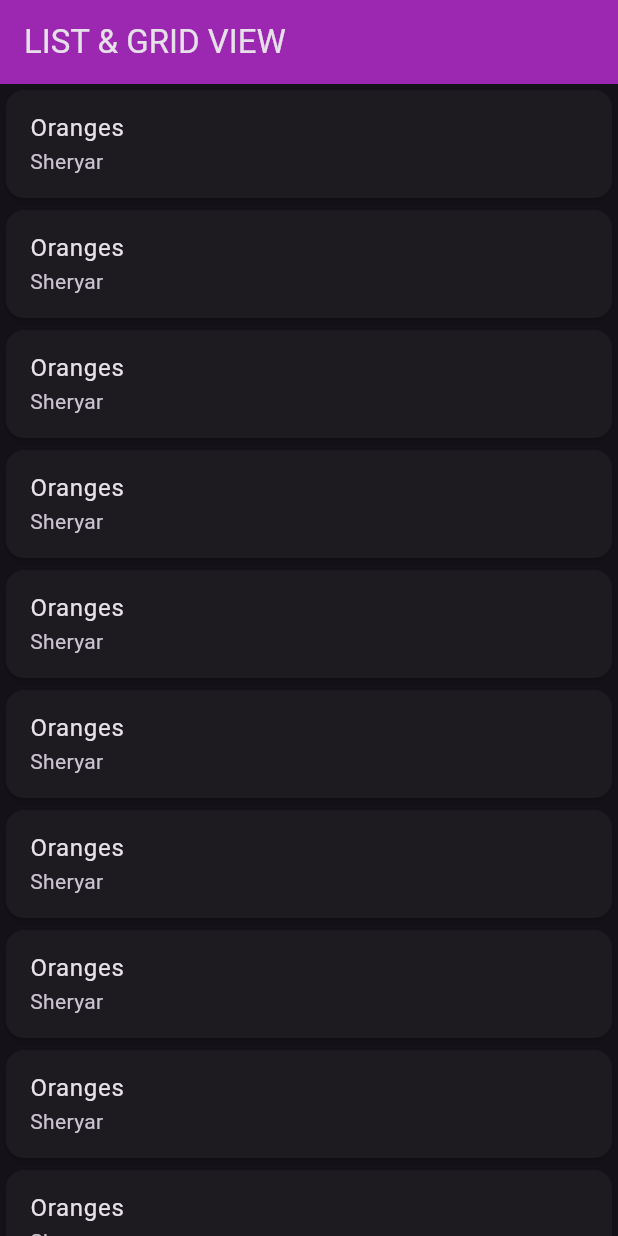
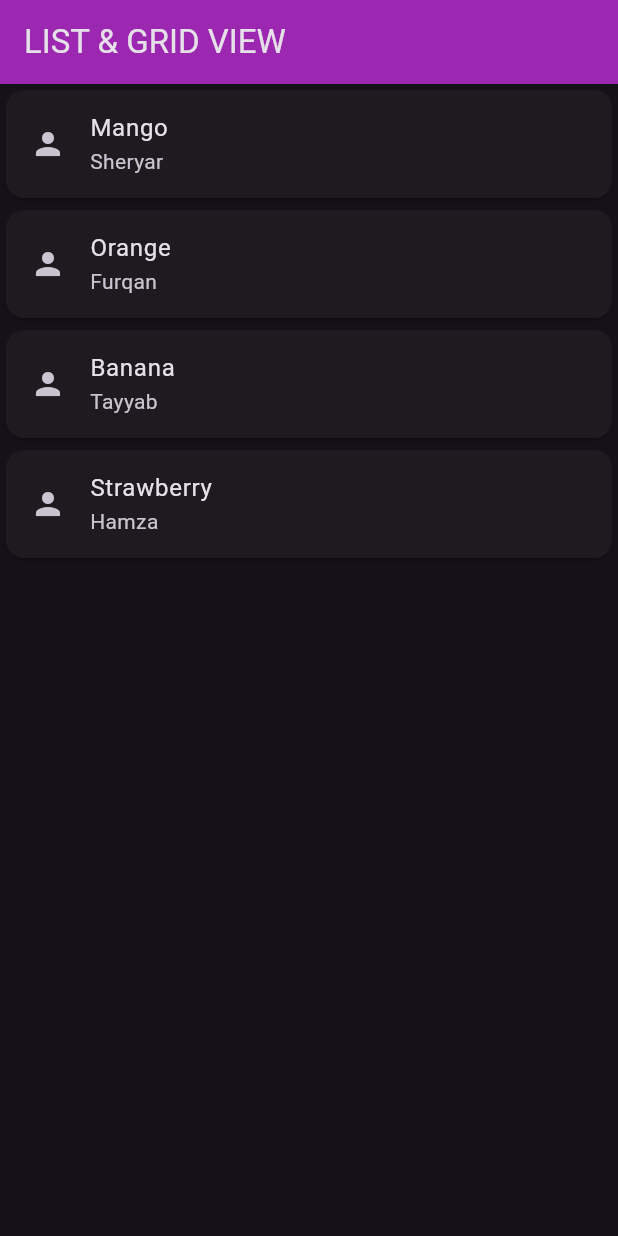
Before and after one commit to SheryarTahir/container_sizedbox, a Flutter app: the screen it shows after launch, on a phone screen of 412 x 824 dp. Run offline on Flutter 3.47's test engine with Material 3 defaults, Android fonts, the phone set to English and light mode, and no system bars.

Commit message:
Update list_grid.dart

```diff
--- a/lib/widgets/list_grid.dart
+++ b/lib/widgets/list_grid.dart
@@ -5,86 +5,30 @@ class ListGrid extends StatelessWidget {
 
   @override
   Widget build(BuildContext context) {
+    List<String> fruits = ['Mango', 'Orange', 'Banana', 'Strawberry'];
+    Map fruitsPerson = {
+      'fruits': ['Mango', 'Orange', 'Banana', 'Strawberry'],
+      'names': ['Sheryar', 'Furqan', 'Tayyab', 'Hamza'],
+    };
     return Scaffold(
       appBar: AppBar(
         backgroundColor: Theme.of(context).primaryColor,
         title: const Text("LIST & GRID VIEW"),
       ),
-      body: ListView(
-        children: const [
-          Card(
+      body: ListView.builder(
+        itemCount: fruits.length,
+        itemBuilder: (context, index) {
+          return Card(
             child: ListTile(
-              title: Text("Oranges"),
-              subtitle: Text("Sheryar"),
+              onTap: () {
+                print(fruitsPerson['fruits'][index]);
+              },
+              leading: const Icon(Icons.person),
+              title: Text(fruitsPerson['fruits'][index]),
+              subtitle: Text(fruitsPerson['names'][index]),
             ),
-          ),
-          Card(
-            child: ListTile(
-              title: Text("Oranges"),
-              subtitle: Text("Sheryar"),
-            ),
-          ),
-          Card(
-            child: ListTile(
-              title: Text("Oranges"),
-              subtitle: Text("Sheryar"),
-            ),
-          ),
-          Card(
-            child: ListTile(
-              title: Text("Oranges"),
-              subtitle: Text("Sheryar"),
-            ),
-          ),
-          Card(
-            child: ListTile(
-              title: Text("Oranges"),
-              subtitle: Text("Sheryar"),
-            ),
-          ),
-          Card(
-            child: ListTile(
-              title: Text("Oranges"),
-              subtitle: Text("Sheryar"),
-            ),
-          ),
-          Card(
-            child: ListTile(
-              title: Text("Oranges"),
-              subtitle: Text("Sheryar"),
-            ),
-          ),
-          Card(
-            child: ListTile(
-              title: Text("Oranges"),
-              subtitle: Text("Sheryar"),
-            ),
-          ),
-          Card(
-            child: ListTile(
-              title: Text("Oranges"),
-              subtitle: Text("Sheryar"),
-            ),
-          ),
-          Card(
-            child: ListTile(
-              title: Text("Oranges"),
-              subtitle: Text("Sheryar"),
-            ),
-          ),
-          Card(
-            child: ListTile(
-              title: Text("Oranges"),
-              subtitle: Text("Sheryar"),
-            ),
-          ),
-          Card(
-            child: ListTile(
-              title: Text("Oranges"),
-              subtitle: Text("Sheryar"),
-            ),
-          ),
-        ],
+          );
+        },
       ),
     );
   }
```
